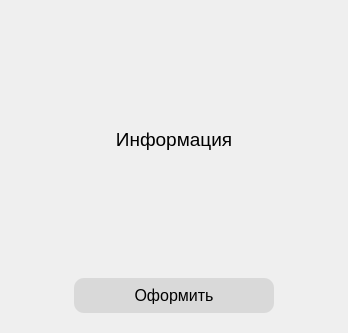
Before: the Qt Designer form src/booking.ui in Ruha24/HotelQt, drawn with Qt 5.
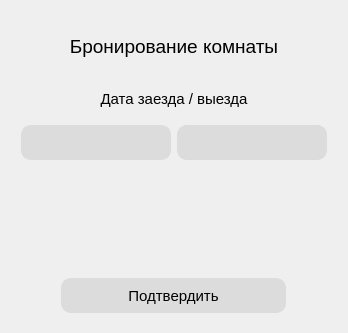
After: the same form once the commit is applied. Icons and pictures are not drawn.

Commit message: Added booking form, added room reservation

```diff
--- a/src/booking.ui
+++ b/src/booking.ui
@@ -30,9 +30,37 @@
     <number>0</number>
    </property>
    <item row="0" column="0">
+    <widget class="QStackedWidget" name="stackedWidget">
+     <property name="currentIndex">
+      <number>1</number>
+     </property>
+     <widget class="QWidget" name="page_3">
+      <layout class="QGridLayout" name="gridLayout_2">
+       <property name="leftMargin">
+        <number>0</number>
+       </property>
+       <property name="topMargin">
+        <number>0</number>
+       </property>
+       <property name="rightMargin">
+        <number>0</number>
+       </property>
+       <property name="bottomMargin">
+        <number>0</number>
+       </property>
+       <property name="spacing">
+        <number>0</number>
+       </property>
+       <item row="0" column="0">
     <layout class="QVBoxLayout" name="verticalLayout">
      <item>
       <widget class="QLabel" name="imagelbl">
+           <property name="maximumSize">
+            <size>
+             <width>16777215</width>
+             <height>16777215</height>
+            </size>
+           </property>
        <property name="text">
         <string/>
        </property>
@@ -100,6 +128,218 @@
    </item>
   </layout>
  </widget>
- <resources/>
+     <widget class="QWidget" name="page_4">
+      <layout class="QGridLayout" name="gridLayout_3">
+       <property name="leftMargin">
+        <number>0</number>
+       </property>
+       <property name="topMargin">
+        <number>0</number>
+       </property>
+       <property name="rightMargin">
+        <number>0</number>
+       </property>
+       <property name="bottomMargin">
+        <number>0</number>
+       </property>
+       <property name="spacing">
+        <number>0</number>
+       </property>
+       <item row="0" column="0">
+        <layout class="QVBoxLayout" name="verticalLayout_2">
+         <property name="spacing">
+          <number>0</number>
+         </property>
+         <property name="topMargin">
+          <number>20</number>
+         </property>
+         <property name="bottomMargin">
+          <number>0</number>
+         </property>
+         <item>
+          <widget class="QLabel" name="label">
+           <property name="font">
+            <font>
+             <pointsize>14</pointsize>
+            </font>
+           </property>
+           <property name="text">
+            <string>Бронирование комнаты</string>
+           </property>
+           <property name="alignment">
+            <set>Qt::AlignCenter</set>
+           </property>
+          </widget>
+         </item>
+         <item>
+          <widget class="QLabel" name="label_3">
+           <property name="font">
+            <font>
+             <pointsize>11</pointsize>
+            </font>
+           </property>
+           <property name="text">
+            <string>Дата заезда / выезда</string>
+           </property>
+           <property name="alignment">
+            <set>Qt::AlignCenter</set>
+           </property>
+          </widget>
+         </item>
+         <item>
+          <layout class="QHBoxLayout" name="horizontalLayout_3">
+           <property name="spacing">
+            <number>6</number>
+           </property>
+           <property name="leftMargin">
+            <number>20</number>
+           </property>
+           <property name="rightMargin">
+            <number>20</number>
+           </property>
+           <item>
+            <widget class="QPushButton" name="startTimebtn">
+             <property name="minimumSize">
+              <size>
+               <width>150</width>
+               <height>35</height>
+              </size>
+             </property>
+             <property name="font">
+              <font>
+               <pointsize>11</pointsize>
+              </font>
+             </property>
+             <property name="styleSheet">
+              <string notr="true">QPushButton { border-radius: 10px;  border: 2px solid #DCDCDC;
+background-color: #DCDCDC;}</string>
+             </property>
+             <property name="text">
+              <string/>
+             </property>
+            </widget>
+           </item>
+           <item>
+            <widget class="QPushButton" name="endTimeBtn">
+             <property name="minimumSize">
+              <size>
+               <width>150</width>
+               <height>35</height>
+              </size>
+             </property>
+             <property name="font">
+              <font>
+               <pointsize>11</pointsize>
+              </font>
+             </property>
+             <property name="styleSheet">
+              <string notr="true">QPushButton { border-radius: 10px;  border: 2px solid #DCDCDC; background-color: #DCDCDC;}</string>
+             </property>
+             <property name="text">
+              <string/>
+             </property>
+            </widget>
+           </item>
+          </layout>
+         </item>
+         <item>
+          <spacer name="verticalSpacer_3">
+           <property name="orientation">
+            <enum>Qt::Vertical</enum>
+           </property>
+           <property name="sizeType">
+            <enum>QSizePolicy::Minimum</enum>
+           </property>
+           <property name="sizeHint" stdset="0">
+            <size>
+             <width>20</width>
+             <height>30</height>
+            </size>
+           </property>
+          </spacer>
+         </item>
+         <item>
+          <widget class="QLabel" name="pricelbl">
+           <property name="font">
+            <font>
+             <pointsize>11</pointsize>
+            </font>
+           </property>
+           <property name="text">
+            <string/>
+           </property>
+           <property name="alignment">
+            <set>Qt::AlignCenter</set>
+           </property>
+          </widget>
+         </item>
+         <item>
+          <spacer name="verticalSpacer_2">
+           <property name="orientation">
+            <enum>Qt::Vertical</enum>
+           </property>
+           <property name="sizeType">
+            <enum>QSizePolicy::Minimum</enum>
+           </property>
+           <property name="sizeHint" stdset="0">
+            <size>
+             <width>20</width>
+             <height>35</height>
+            </size>
+           </property>
+          </spacer>
+         </item>
+         <item>
+          <layout class="QHBoxLayout" name="horizontalLayout_2">
+           <item>
+            <widget class="QPushButton" name="pushButton">
+             <property name="maximumSize">
+              <size>
+               <width>225</width>
+               <height>35</height>
+              </size>
+             </property>
+             <property name="font">
+              <font>
+               <pointsize>11</pointsize>
+              </font>
+             </property>
+             <property name="styleSheet">
+              <string notr="true">QPushButton { background-color: #DCDCDC; border: 2px solid #DCDCDC; color: black; border-radius: 10px} </string>
+             </property>
+             <property name="text">
+              <string>Подтвердить</string>
+             </property>
+            </widget>
+           </item>
+          </layout>
+         </item>
+         <item>
+          <spacer name="verticalSpacer">
+           <property name="orientation">
+            <enum>Qt::Vertical</enum>
+           </property>
+           <property name="sizeType">
+            <enum>QSizePolicy::Minimum</enum>
+           </property>
+           <property name="sizeHint" stdset="0">
+            <size>
+             <width>20</width>
+             <height>20</height>
+            </size>
+           </property>
+          </spacer>
+         </item>
+        </layout>
+       </item>
+      </layout>
+     </widget>
+    </widget>
+   </item>
+  </layout>
+ </widget>
+ <resources>
+  <include location="resours/resourses.qrc"/>
+ </resources>
  <connections/>
 </ui>
```
Left out of the diff: 14 changed lines with no effect on the pictures. Lines whose indentation alone changed are shown as unchanged. The commit also changes 11 other files.
